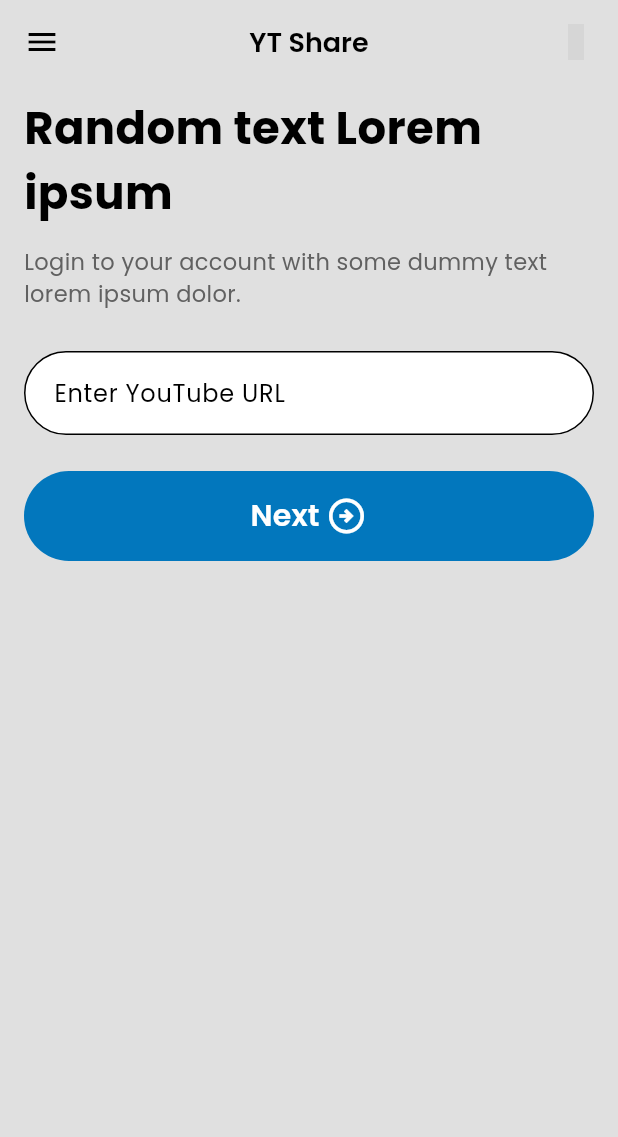
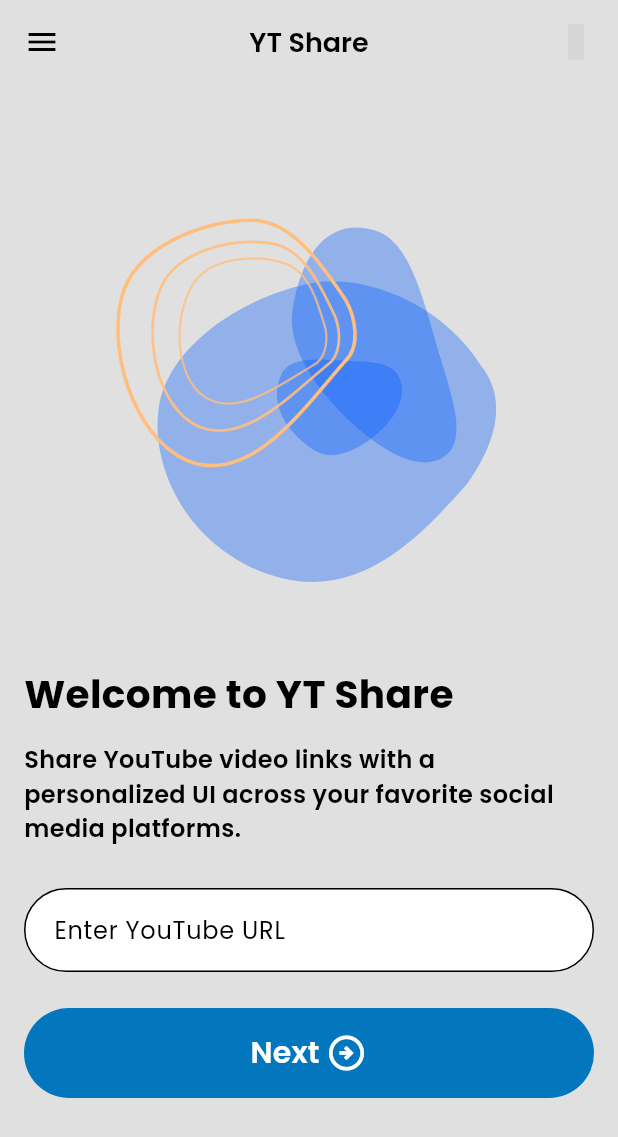
Before and after one commit to nabinoy/ytshare, a Flutter app: the screen it shows after launch, on a phone screen of 412 x 824 dp. Shown: the top 1137 px of the screen. Run offline on Flutter 3.47's test engine with Material 3 defaults, Android fonts, the phone set to English and light mode, and no system bars; our stand-ins replace animated_splash_screen, cached_network_image, expandable_text, flutter_animate, lottie, material_design_icons_flutter and 5 more; missing offline and left inert: flutter_snackbar_content, widgets_to_image; grey boxes are pictures that could not be loaded.

Commit message:
ui modified

```diff
--- a/lib/screens/homepage.dart
+++ b/lib/screens/homepage.dart
@@ -1,6 +1,7 @@
 import 'package:flutter/material.dart';
 import 'package:flutter/services.dart';
 import 'package:flutter_snackbar_content/flutter_snackbar_content.dart';
+import 'package:lottie/lottie.dart';
 import 'package:ytshare/constants/global.dart';
 import 'package:material_design_icons_flutter/material_design_icons_flutter.dart';
 import 'package:ytshare/model/youtube_data_model.dart';
@@ -88,25 +89,29 @@ class _HomeState extends State<Home> {
         child: Column(
           mainAxisAlignment: MainAxisAlignment.spaceBetween,
           children: <Widget>[
-            Column(
-              mainAxisAlignment: MainAxisAlignment.spaceEvenly,
+            Padding(
+              padding: const EdgeInsets.symmetric(horizontal: 16, vertical: 8),
+              child: Column(
+                crossAxisAlignment: CrossAxisAlignment.start,
                 children: <Widget>[
-                Padding(
-                  padding:
-                      const EdgeInsets.symmetric(horizontal: 16, vertical: 8),
-                  child: Column(
-                    children: <Widget>[
+                  Container(
+                    margin: const EdgeInsets.all(40),
+                    child: Lottie.asset(
+                      'assets/lottie/homepage-animation.json',
+                      animate: true,
+                      frameRate: FrameRate.max,
+                    ),
+                  ),
                   const Text(
-                        "Random text Lorem ipsum",
-                        style: TextStyle(
-                            fontSize: 30, fontWeight: FontWeight.bold),
+                    "Welcome to YT Share",
+                    style: TextStyle(fontSize: 26, fontWeight: FontWeight.bold),
                   ),
                   const SizedBox(
                     height: 14,
                   ),
-                      Text(
-                        "Login to your account with some dummy text lorem ipsum dolor.",
-                        style: TextStyle(fontSize: 15, color: Colors.grey[700]),
+                  const Text(
+                    "Share YouTube video links with a personalized UI across your favorite social media platforms.",
+                    style: TextStyle(fontSize: 16, fontWeight: FontWeight.w600),
                   )
                 ],
               ),
@@ -196,8 +201,7 @@ class _HomeState extends State<Home> {
                             isLoading = false;
                           });
 
-                              Navigator.pushNamed(
-                                  context, VideoDetails.routeName,
+                          Navigator.pushNamed(context, VideoDetails.routeName,
                               arguments: yt);
                         }
                       });
@@ -237,8 +241,6 @@ class _HomeState extends State<Home> {
             ),
           ],
         ),
-          ],
-        ),
       ),
     );
   }
--- a/pubspec.yaml
+++ b/pubspec.yaml
@@ -51,6 +51,7 @@ dependencies:
   path_provider: ^2.1.1
   share_plus: '3.0.4'
   widgets_to_image: ^0.0.2
+  lottie: ^2.7.0
 
 dev_dependencies:
   flutter_test:
@@ -78,6 +79,7 @@ flutter:
   assets:
     - assets/json/
     - assets/images/
+    - assets/lottie/
 
   # An image asset can refer to one or more resolution-specific "variants", see
   # https://flutter.dev/assets-and-images/#resolution-aware
```
Also changed, not shown: assets/lottie/homepage-animation.json (added, +1 -0 lines), lib/widgets/design0.dart (+5 -5 lines), assets/images/Youtube-logo-dark.png, assets/images/Youtube-logo-light.png, pubspec.lock. Lines whose indentation alone changed are shown as unchanged.
